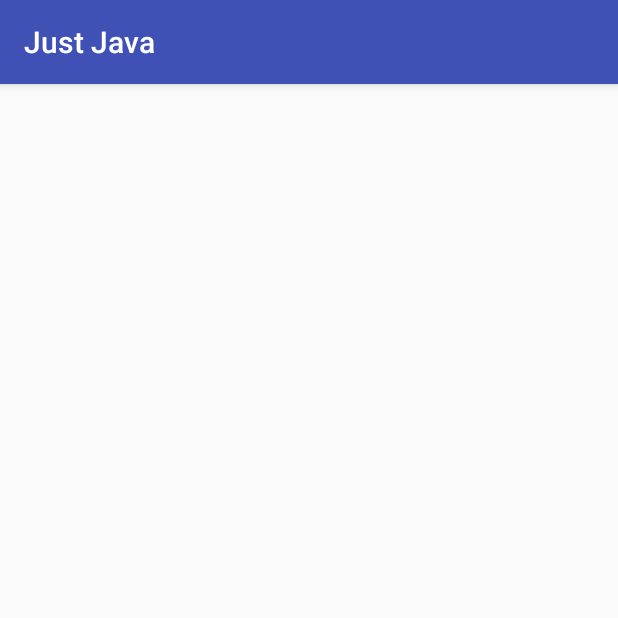
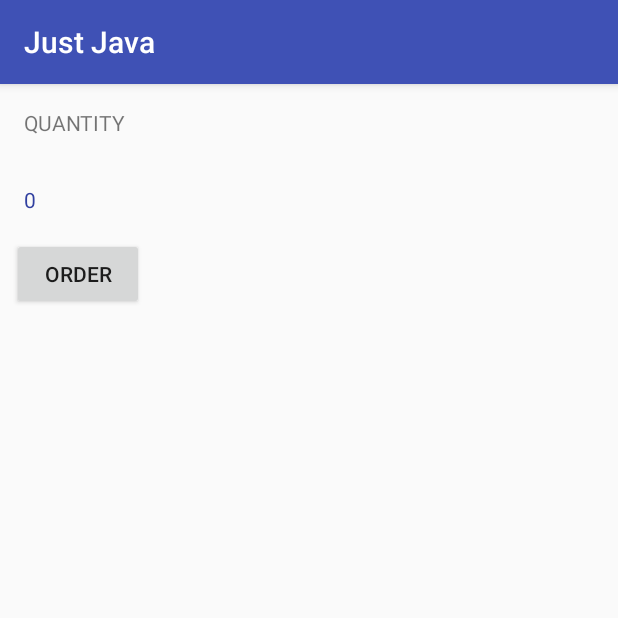
Before and after one commit to faiyaz72/JustJava, an Android app: the screen it shows after launch (MainActivity), on a phone screen of 412 x 824 dp, the top half of it. Run offline under Robolectric (Android 15) with nearby library versions, the phone set to English and light mode, and no system bars.

Commit message:
Function to Button

```diff
--- a/JustJava/app/src/main/res/layout/activity_main.xml
+++ b/JustJava/app/src/main/res/layout/activity_main.xml
@@ -13,6 +13,7 @@
         />
 
     <TextView
+        android:id="@+id/zero"
         android:layout_width="wrap_content"
         android:layout_height="wrap_content"
         android:layout_alignLeft="@+id/quantity_text_view"
@@ -24,5 +25,13 @@
         android:text="0"
         android:textColor="@color/colorPrimaryDark" />
 
+    <Button
+        android:layout_width="wrap_content"
+        android:layout_height="wrap_content"
+        android:layout_below="@id/zero"
+        android:layout_marginLeft="8dp"
+        android:text="Order"
+        android:onClick="submitOrder" />
+
 
 </RelativeLayout>
```
Also changed, not shown: JustJava/app/src/main/java/com/example/android/justjava/MainActivity.java (+22 -4 lines).
